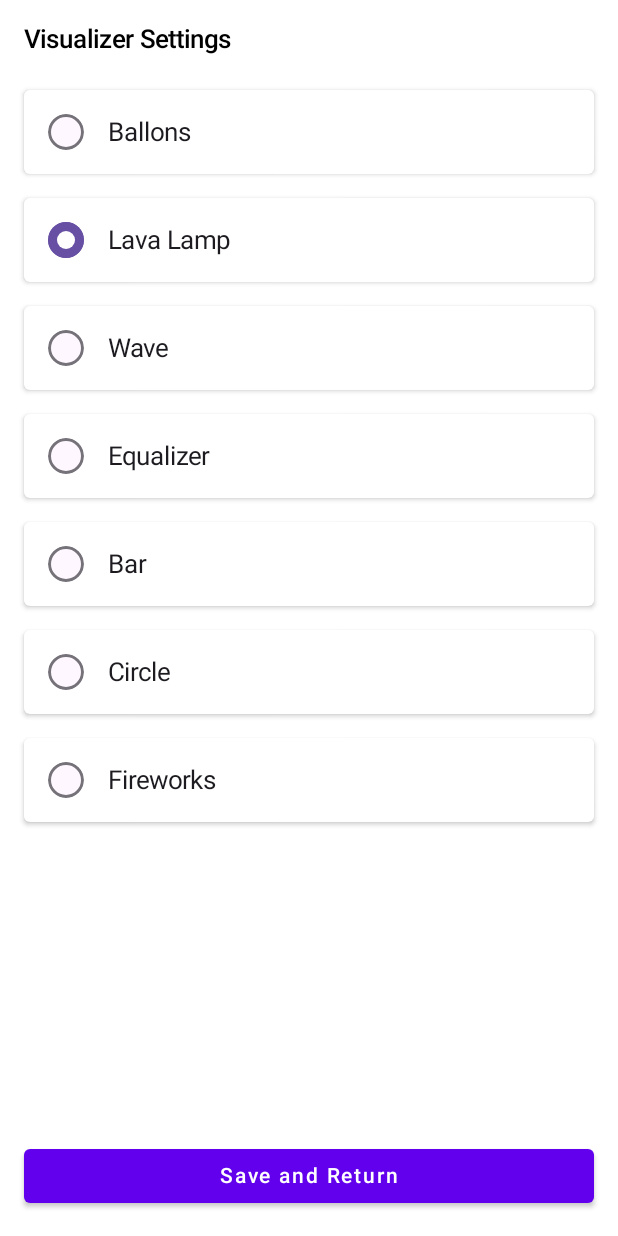
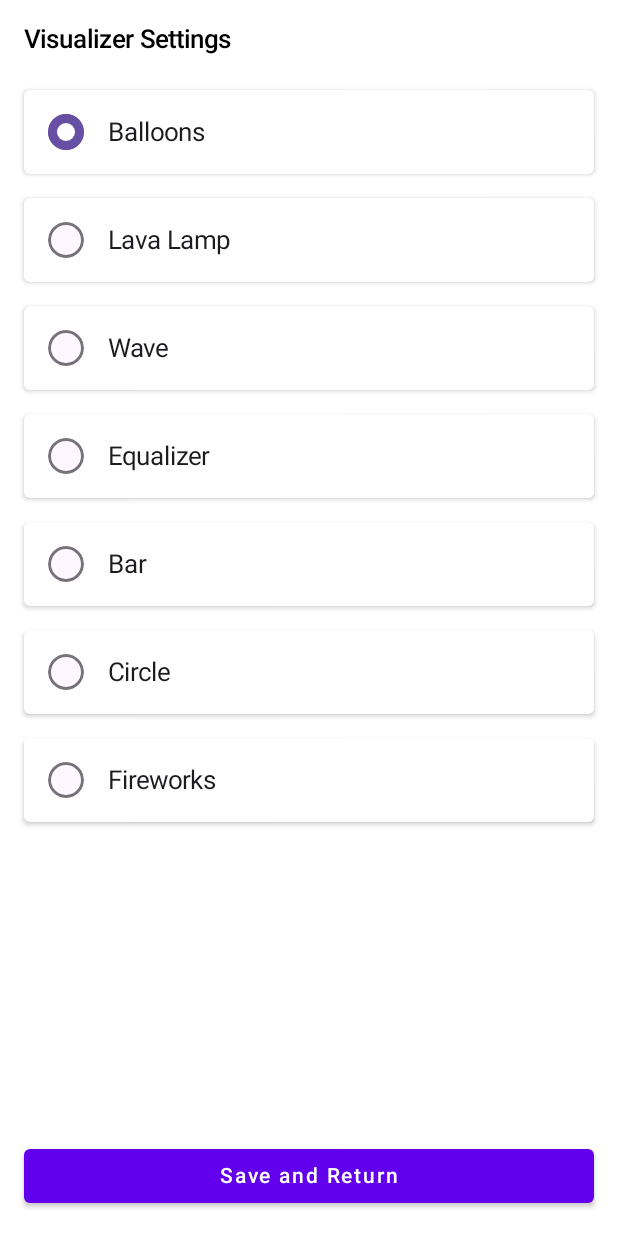
Before and after one commit to sroach/radio-player, an Android app built with Jetpack Compose: the composable SettingsScreen shown on its own in the app's theme, on a phone screen of 412 x 824 dp. Run offline under Robolectric (Android 15) with nearby library versions, the phone set to English and light mode, and no system bars; our stand-ins replace Compose Multiplatform resources.

Commit message:
Update default visualizer and fix typo in option name
Changed the default visualizer type to "Bouncing Balls" to enhance user experience. Additionally, corrected a typo in the visualizer option "Balloons" for consistency and accuracy.

```diff
--- a/composeApp/src/commonMain/kotlin/gy/roach/radio/SettingsScreen.kt
+++ b/composeApp/src/commonMain/kotlin/gy/roach/radio/SettingsScreen.kt
@@ -46,7 +46,7 @@ fun SettingsScreen(
 
             // List of available visualizers
             val visualizers = listOf(
-                VisualizerOption("Ballons", VisualizerType.BOUNCING_BALLS),
+                VisualizerOption("Balloons", VisualizerType.BOUNCING_BALLS),
                 VisualizerOption("Lava Lamp", VisualizerType.LAVA_LAMP),
                 VisualizerOption("Wave", VisualizerType.WAVE),
                 VisualizerOption("Equalizer", VisualizerType.EQUALIZER),
--- a/composeApp/src/commonMain/kotlin/gy/roach/radio/SettingsState.kt
+++ b/composeApp/src/commonMain/kotlin/gy/roach/radio/SettingsState.kt
@@ -28,7 +28,7 @@ class SettingsState {
     /**
      * The currently selected visualizer type.
      */
-    var visualizerType by mutableStateOf(VisualizerType.LAVA_LAMP)
+    var visualizerType by mutableStateOf(VisualizerType.BOUNCING_BALLS)
         private set
 
     /**
```
